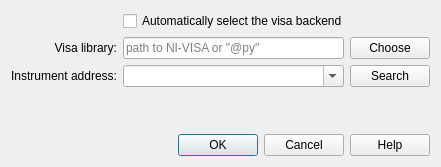
Qt form keithleygui/connection_dialog.ui (OE-FET/keithleygui) before a commit.
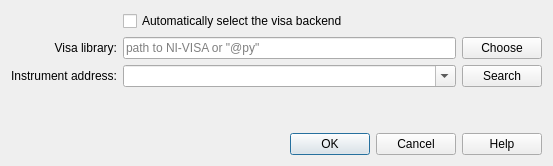
The same form after that commit.

The edit to the form file:
```diff
--- a/keithleygui/connection_dialog.ui
+++ b/keithleygui/connection_dialog.ui
@@ -6,8 +6,8 @@
    <rect>
     <x>0</x>
     <y>0</y>
-    <width>441</width>
-    <height>167</height>
+    <width>553</width>
+    <height>166</height>
    </rect>
   </property>
   <property name="windowTitle">
```
Left out of the diff: 94 changed lines with no effect on the pictures.
